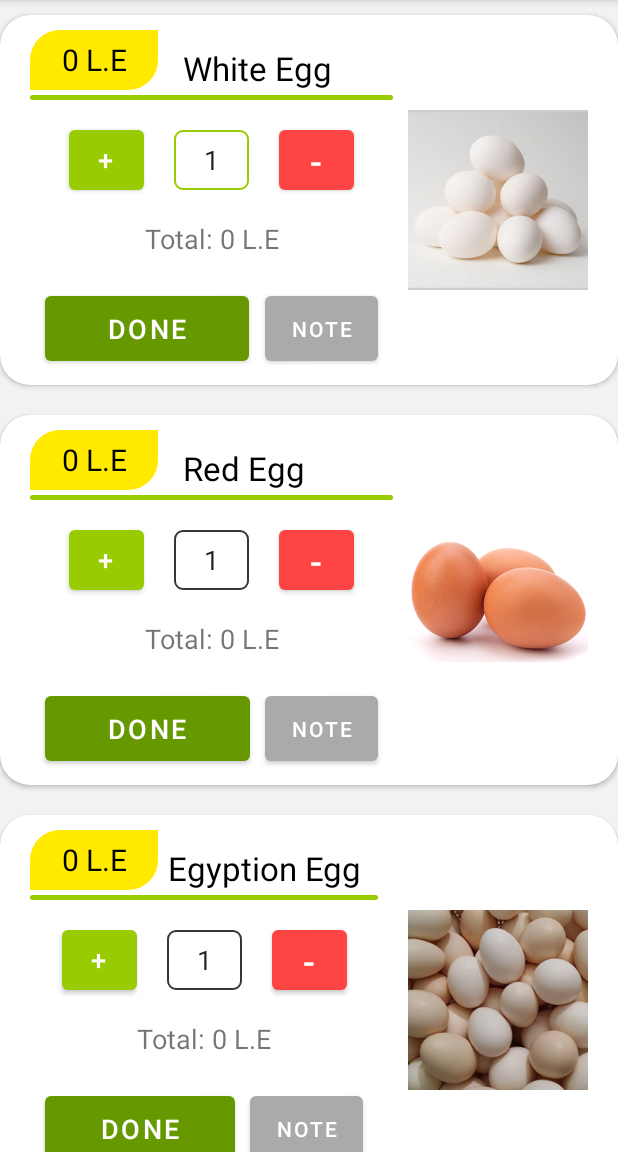
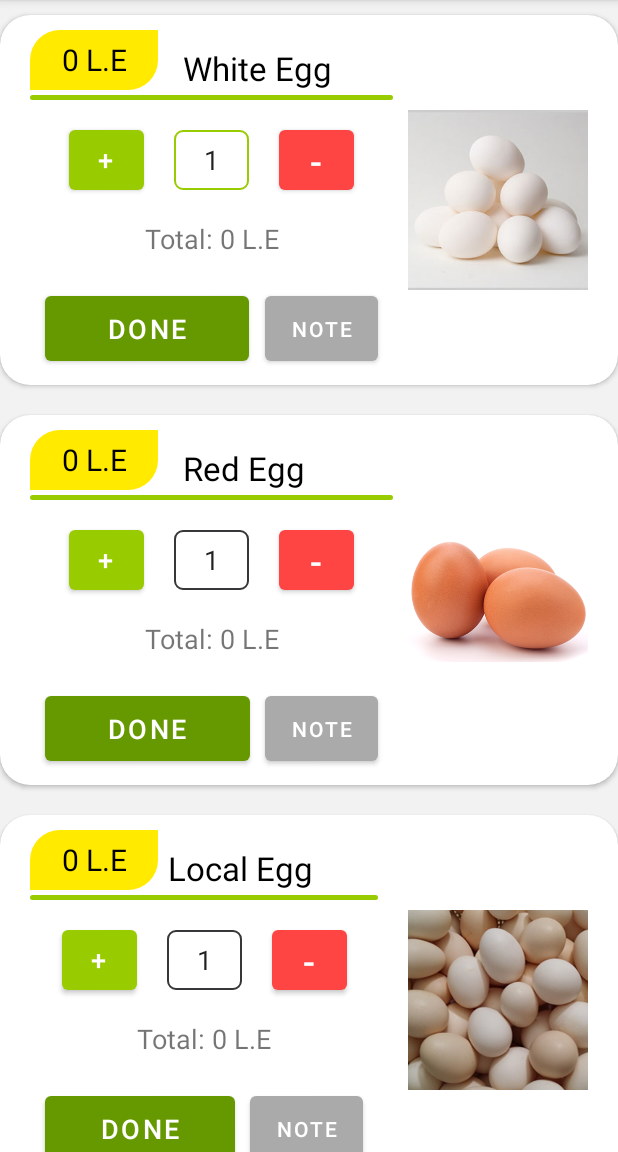
Before and after one commit to mohamed-elsayed-mohamed/EggsDelivery, an Android app: the screen it shows after launch once a user with an empty profile is signed in (MainActivity), on a phone screen of 412 x 824 dp, the part 84-1236 px from its top. Run offline under Robolectric (Android 15) with nearby library versions, the phone set to English and light mode, and no system bars; our stand-ins replace Firebase (no records; nobody signed in at launch, a user with empty details on screens opened directly); libraries missing offline, so code that uses them is left out: com.facebook, com.facebook.login; 3 statements that could not run were skipped.

Commit message:
Final Project

```diff
--- a/app/src/main/java/com/example/eggsdelivery/Order.java
+++ b/app/src/main/java/com/example/eggsdelivery/Order.java
@@ -5,4 +5,5 @@ public class Order {
     public int type;
     public int quantity;
     public String note;
+    public String date;
 }
--- a/app/src/main/java/com/example/eggsdelivery/SplashActivity.java
+++ b/app/src/main/java/com/example/eggsdelivery/SplashActivity.java
@@ -5,10 +5,8 @@ import androidx.appcompat.app.AppCompatActivity;
 import android.content.Intent;
 import android.content.SharedPreferences;
 import android.content.res.Configuration;
-import android.content.res.Resources;
 import android.os.Bundle;
 import android.os.Handler;
-import android.util.DisplayMetrics;
 import android.widget.TextView;
 
 import com.google.firebase.auth.FirebaseAuth;
@@ -18,8 +16,8 @@ import java.util.Locale;
 
 public class SplashActivity extends AppCompatActivity {
 
-    public static final String LANG = "LANGUAGE";
-    public static final String LANG_VALUE = "VALUE";
+    public static final String EGGS_DELIVERY_PREF = "SHARED";
+    public static final String LANG_VALUE = "LANGUAGE";
 
     @Override
     protected void onCreate(Bundle savedInstanceState) {
@@ -32,7 +30,7 @@ public class SplashActivity extends AppCompatActivity {
             currentUser.reload();
         }
 
-        SharedPreferences sharedPreferences = getSharedPreferences(LANG, MODE_PRIVATE);
+        SharedPreferences sharedPreferences = getSharedPreferences(EGGS_DELIVERY_PREF, MODE_PRIVATE);
 
         String lang = sharedPreferences.getString(LANG_VALUE, "ar");
         setLocale(lang);
--- /dev/null
+++ b/app/src/main/res/drawable/ic_baseline_edit_24.xml
@@ -0,0 +1,9 @@
+<vector xmlns:android="http://schemas.android.com/apk/res/android"
+    android:width="24dp"
+    android:height="24dp"
+    android:viewportWidth="24"
+    android:viewportHeight="24">
+  <path
+      android:fillColor="@android:color/black"
+      android:pathData="M3,17.25V21h3.75L17.81,9.94l-3.75,-3.75L3,17.25zM20.71,7.04c0.39,-0.39 0.39,-1.02 0,-1.41l-2.34,-2.34c-0.39,-0.39 -1.02,-0.39 -1.41,0l-1.83,1.83 3.75,3.75 1.83,-1.83z"/>
+</vector>
--- a/app/src/main/res/menu/user_menu.xml
+++ b/app/src/main/res/menu/user_menu.xml
@@ -7,6 +7,10 @@
         android:icon="@drawable/ic_baseline_language_24"
         android:title="@string/LANGUAGE" />
     <item
+        android:id="@+id/itemEdit"
+        android:icon="@drawable/ic_baseline_edit_24"
+        android:title="@string/EDIT" />
+    <item
         android:id="@+id/itemLogout"
         android:icon="@drawable/ic_baseline_login_24"
         android:title="@string/LOGOUT" />
--- a/app/src/main/res/values/strings.xml
+++ b/app/src/main/res/values/strings.xml
@@ -9,7 +9,7 @@
     <string name="HINT_ADDRESS">Add Your Delivery Address</string>
     <string name="LBL_TYPE1_Name">White Egg</string>
     <string name="LBL_TYPE2_Name">Red Egg</string>
-    <string name="LBL_TYPE3_Name">Egyption Egg</string>
+    <string name="LBL_TYPE3_Name">Local Egg</string>
     <string name="QUANTITY">Quantity</string>
     <string name="PRICE">Price</string>
     <string name="TOTAL_PRICE">Total Price</string>
@@ -24,6 +24,7 @@
     <string name="LE">L.E</string>
     <string name="TOTAL">Total: </string>
     <string name="NA">N.A</string>
+    <string name="EDIT">Edit</string>
 
     <string name="NAME_ERROR">Please enter your name!</string>
     <string name="PHONE_ERROR">Please enter your phone number!</string>
```
Also changed, not shown: app/src/main/java/com/example/eggsdelivery/LoginActivity.java (+3 -5 lines), app/src/main/java/com/example/eggsdelivery/MainActivity.java (+10 -17 lines), app/src/main/java/com/example/eggsdelivery/UserInfoActivity.java (+31 -2 lines), 1 other file.
